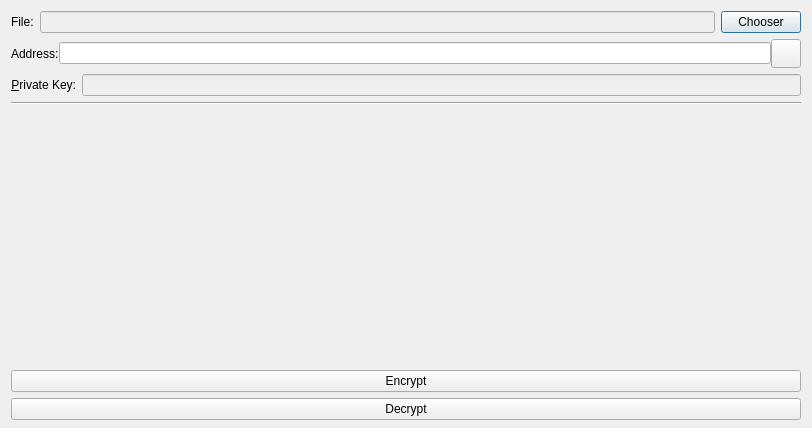
First picture: the form in src/qt/forms/encryptdecryptdialog.ui, repository mceme/ImageCoin, before the edit.
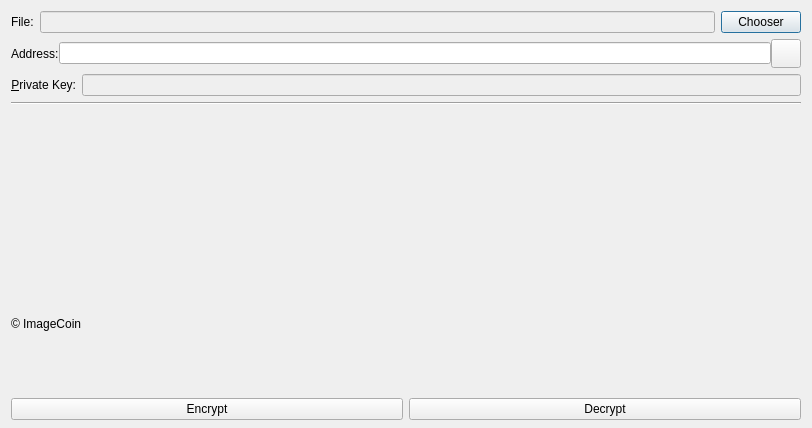
Second picture: the form after the edit. Custom widgets are drawn as their Qt base class.

Patch:
```diff
--- a/src/qt/forms/encryptdecryptdialog.ui
+++ b/src/qt/forms/encryptdecryptdialog.ui
@@ -129,7 +129,7 @@
     </widget>
    </item>
    <item>
-    <layout class="QHBoxLayout" name="horizontalLayout_2">
+    <layout class="QVBoxLayout" name="VerLayout">
      <item>
       <widget class="QLabel" name="MessageBox">
        <property name="text">
@@ -137,10 +137,17 @@
        </property>
       </widget>
      </item>
+     <item>
+      <widget class="QLabel" name="copyright">
+       <property name="text">
+        <string>© ImageCoin</string>
+       </property>
+      </widget>
+     </item>
     </layout>
    </item>
    <item>
-    <layout class="QVBoxLayout" name="verticalLayout">
+    <layout class="QHBoxLayout" name="HorLayout">
      <item>
       <widget class="QPushButton" name="encryptButton">
        <property name="text">
```
